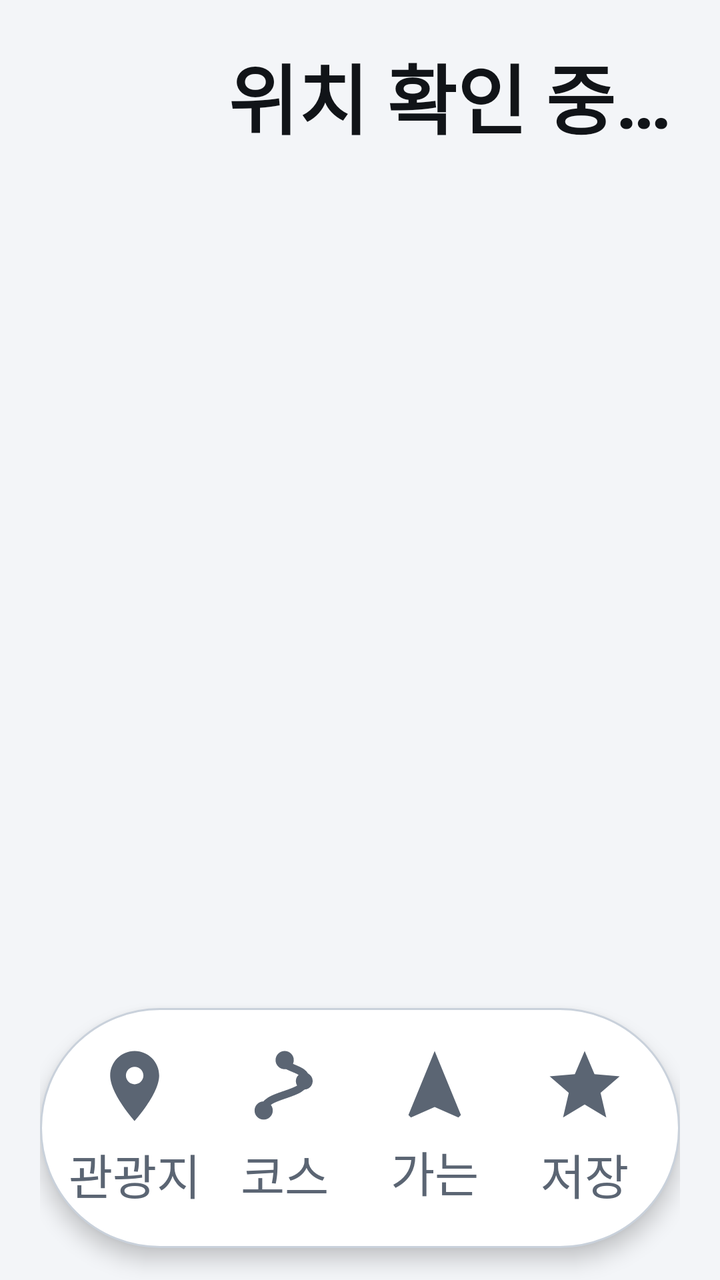
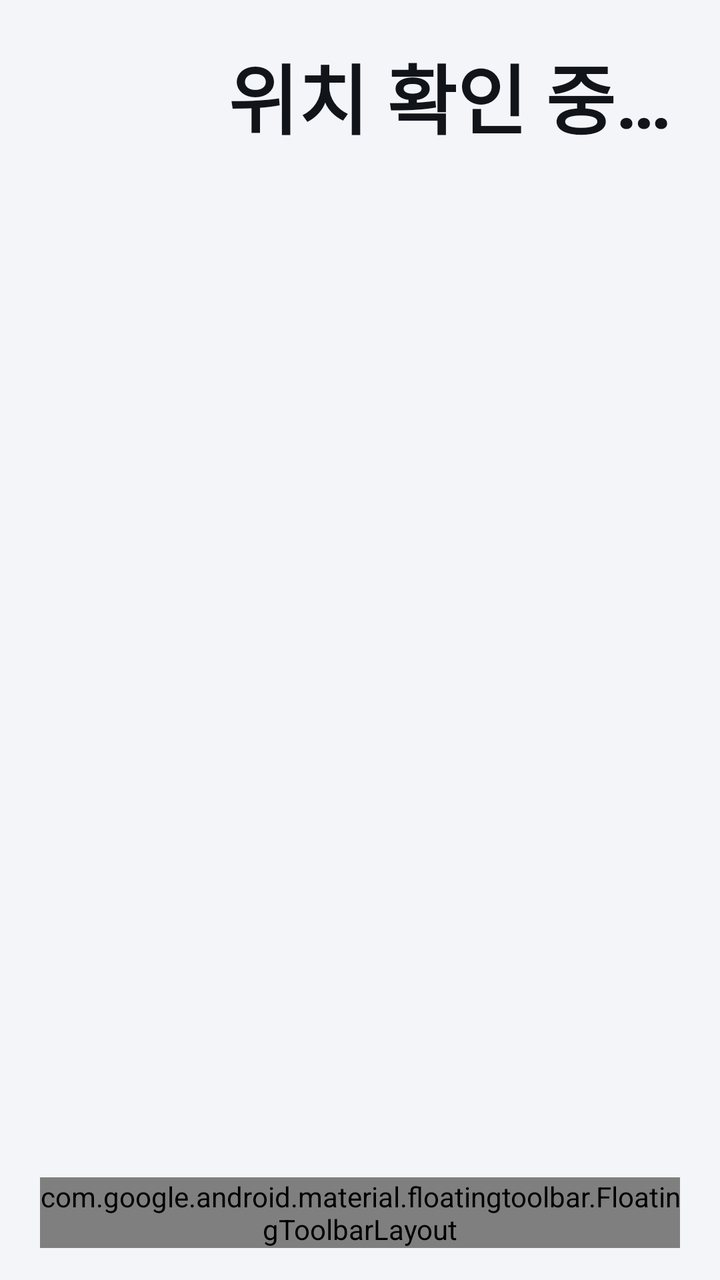

Screens rendered from an Android XML layout before and after an edit, with the pre-edit source and the edit as a unified diff.
<!-- AndroidManifest.xml: application theme AppTheme -->
<!-- res/layout/activity_main.xml -->
<?xml version="1.0" encoding="utf-8"?>
<LinearLayout xmlns:android="http://schemas.android.com/apk/res/android"
    android:layout_width="match_parent"
    android:layout_height="match_parent"
    android:background="@color/bg"
    android:orientation="vertical"
    android:paddingHorizontal="20dp"
    android:paddingTop="20dp">

    
    <LinearLayout
        android:layout_width="match_parent"
        android:layout_height="wrap_content"
        android:gravity="center_vertical"
        android:orientation="horizontal">

        <ImageView
            android:layout_width="76dp"
            android:layout_height="76dp"
            android:layout_marginEnd="18dp"
            android:importantForAccessibility="no"
            android:src="@mipmap/ic_launcher" />

        <LinearLayout
            android:layout_width="0dp"
            android:layout_height="wrap_content"
            android:layout_weight="1"
            android:orientation="vertical">

            <TextView
                android:id="@+id/regionText"
                android:layout_width="wrap_content"
                android:layout_height="wrap_content"
                android:text="위치 확인 중…"
                android:textColor="@color/text_primary"
                android:textSize="38sp"
                android:textStyle="bold" />

            <TextView
                android:id="@+id/statusText"
                android:layout_width="wrap_content"
                android:layout_height="wrap_content"
                android:layout_marginTop="4dp"
                android:maxLines="1"
                android:ellipsize="end"
                android:textColor="@color/text_secondary"
                android:textSize="26sp" />
        </LinearLayout>
    </LinearLayout>


    
    <FrameLayout
        android:layout_width="match_parent"
        android:layout_height="0dp"
        android:layout_marginTop="12dp"
        android:layout_weight="1">

        <ScrollView
            android:id="@+id/listScroll"
            android:layout_width="match_parent"
            android:layout_height="match_parent"
            android:clipToPadding="false"
            android:paddingBottom="148dp">

            <LinearLayout
                android:id="@+id/listContainer"
                android:layout_width="match_parent"
                android:layout_height="wrap_content"
                android:orientation="vertical" />
        </ScrollView>

        
        <LinearLayout
            android:id="@+id/tabBar"
            android:layout_width="match_parent"
            android:layout_height="120dp"
            android:layout_gravity="bottom"
            android:layout_marginBottom="16dp"
            android:background="@drawable/bottom_tab_bar_bg"
            android:elevation="6dp"
            android:orientation="horizontal"
            android:paddingHorizontal="10dp">

            <Button
                android:id="@+id/tabAttractions"
                style="?android:attr/borderlessButtonStyle"
                android:layout_width="0dp"
                android:layout_height="match_parent"
                android:layout_weight="1"
                android:layout_marginHorizontal="4dp"
                android:layout_marginVertical="10dp"
                android:background="@drawable/bottom_tab_bg"
                android:drawableTop="@drawable/tab_ic_place"
                android:drawablePadding="4dp"
                android:drawableTint="@color/tab_text"
                android:gravity="center"
                android:paddingVertical="8dp"
                android:stateListAnimator="@null"
                android:text="관광지"
                android:textAllCaps="false"
                android:textColor="@color/tab_text"
                android:textSize="24sp" />

            <Button
                android:id="@+id/tabCourses"
                style="?android:attr/borderlessButtonStyle"
                android:layout_width="0dp"
                android:layout_height="match_parent"
                android:layout_weight="1"
                android:layout_marginHorizontal="4dp"
                android:layout_marginVertical="10dp"
                android:background="@drawable/bottom_tab_bg"
                android:drawableTop="@drawable/tab_ic_course"
                android:drawablePadding="4dp"
                android:drawableTint="@color/tab_text"
                android:gravity="center"
                android:paddingVertical="8dp"
                android:stateListAnimator="@null"
                android:text="코스"
                android:textAllCaps="false"
                android:textColor="@color/tab_text"
                android:textSize="24sp" />

            <Button
                android:id="@+id/tabUpcoming"
                style="?android:attr/borderlessButtonStyle"
                android:layout_width="0dp"
                android:layout_height="match_parent"
                android:layout_weight="1"
                android:layout_marginHorizontal="4dp"
                android:layout_marginVertical="10dp"
                android:background="@drawable/bottom_tab_bg"
                android:drawableTop="@drawable/tab_ic_upcoming"
                android:drawablePadding="4dp"
                android:drawableTint="@color/tab_text"
                android:gravity="center"
                android:paddingVertical="8dp"
                android:stateListAnimator="@null"
                android:text="가는 길"
                android:textAllCaps="false"
                android:textColor="@color/tab_text"
                android:textSize="24sp" />

            <Button
                android:id="@+id/tabSaved"
                style="?android:attr/borderlessButtonStyle"
                android:layout_width="0dp"
                android:layout_height="match_parent"
                android:layout_weight="1"
                android:layout_marginHorizontal="4dp"
                android:layout_marginVertical="10dp"
                android:background="@drawable/bottom_tab_bg"
                android:drawableTop="@drawable/tab_ic_saved"
                android:drawablePadding="4dp"
                android:drawableTint="@color/tab_text"
                android:gravity="center"
                android:paddingVertical="8dp"
                android:stateListAnimator="@null"
                android:text="저장"
                android:textAllCaps="false"
                android:textColor="@color/tab_text"
                android:textSize="24sp" />
        </LinearLayout>
    </FrameLayout>
</LinearLayout>
<!-- resources referenced by this layout -->
<resources>
  <color name="bg">#F3F5F8</color>
  <color name="text_primary">#111418</color>
  <color name="text_secondary">#5B6573</color>
  <!-- drawable bottom_tab_bar_bg (drawable) -->
  <?xml version="1.0" encoding="utf-8"?>
  <shape xmlns:android="http://schemas.android.com/apk/res/android">
      <solid android:color="@color/surface" />
      <stroke
          android:width="1dp"
          android:color="@color/outline" />
      <corners android:radius="100dp" />
  </shape>
  <!-- drawable bottom_tab_bg (drawable) -->
  <?xml version="1.0" encoding="utf-8"?>
  <selector xmlns:android="http://schemas.android.com/apk/res/android">
      <item android:state_selected="true">
          <shape>
              <solid android:color="@color/surface_variant" />
              <corners android:radius="100dp" />
          </shape>
      </item>
      <item android:state_pressed="true">
          <shape>
              <solid android:color="@color/pressed" />
              <corners android:radius="100dp" />
          </shape>
      </item>
      <item android:drawable="@android:color/transparent" />
  </selector>
  <!-- drawable tab_ic_place (drawable) -->
  <?xml version="1.0" encoding="utf-8"?>
  <vector xmlns:android="http://schemas.android.com/apk/res/android"
      android:width="42dp"
      android:height="42dp"
      android:viewportWidth="24"
      android:viewportHeight="24">
      <path
          android:fillColor="#FFFFFFFF"
          android:pathData="M12,2C8.13,2 5,5.13 5,9c0,5.25 7,13 7,13s7,-7.75 7,-13c0,-3.87 -3.13,-7 -7,-7zM12,11.5c-1.38,0 -2.5,-1.12 -2.5,-2.5s1.12,-2.5 2.5,-2.5 2.5,1.12 2.5,2.5 -1.12,2.5 -2.5,2.5z" />
  </vector>
  <!-- drawable tab_ic_saved (drawable) -->
  <?xml version="1.0" encoding="utf-8"?>
  <vector xmlns:android="http://schemas.android.com/apk/res/android"
      android:width="42dp"
      android:height="42dp"
      android:viewportWidth="24"
      android:viewportHeight="24">
      <path
          android:fillColor="#FFFFFFFF"
          android:pathData="M12,17.27L18.18,21l-1.64,-7.03L22,9.24l-7.19,-0.61L12,2 9.19,8.63 2,9.24l5.46,4.73L5.82,21z" />
  </vector>
  <!-- drawable tab_ic_upcoming (drawable) -->
  <?xml version="1.0" encoding="utf-8"?>
  <vector xmlns:android="http://schemas.android.com/apk/res/android"
      android:width="42dp"
      android:height="42dp"
      android:viewportWidth="24"
      android:viewportHeight="24">
      <path
          android:fillColor="#FFFFFFFF"
          android:pathData="M12,2L4.5,20.29l0.71,0.71L12,18l6.79,3l0.71,-0.71z" />
  </vector>
  <!-- mipmap ic_launcher (mipmap-anydpi-v26) -->
  <?xml version="1.0" encoding="utf-8"?>
  <adaptive-icon xmlns:android="http://schemas.android.com/apk/res/android">
      <background android:drawable="@drawable/ic_launcher_background" />
      <foreground android:drawable="@drawable/ic_launcher_foreground" />
  </adaptive-icon>
  <style name="AppTheme" parent="@android:style/Theme.DeviceDefault.DayNight">
          <item name="android:windowActionBar">false</item>
          <item name="android:windowNoTitle">true</item>
          <item name="android:windowBackground">@color/bg</item>
          <item name="android:colorAccent">@color/accent</item>
      </style>
  <color name="surface">#FFFFFF</color>
  <color name="outline">#C9D1DB</color>
  <color name="surface_variant">#E3E8EE</color>
  <color name="pressed">#E3E8EE</color>
  <color name="accent">#5BA8F5</color>
  <!-- unchanged entries left out for length: 3 -->
</resources>

<!-- the commit's change to res/layout/activity_main.xml (unified diff, before → after) -->
@@ -1,5 +1,6 @@
 <?xml version="1.0" encoding="utf-8"?>
 <LinearLayout xmlns:android="http://schemas.android.com/apk/res/android"
+    xmlns:app="http://schemas.android.com/apk/res-auto"
     android:layout_width="match_parent"
     android:layout_height="match_parent"
     android:background="@color/bg"
@@ -71,96 +72,49 @@
         </ScrollView>
 
         
-        <LinearLayout
+        <com.google.android.material.floatingtoolbar.FloatingToolbarLayout
             android:id="@+id/tabBar"
-            android:layout_width="match_parent"
-            android:layout_height="120dp"
-            android:layout_gravity="bottom"
+            android:layout_width="wrap_content"
+            android:layout_height="wrap_content"
+            android:layout_gravity="bottom|center_horizontal"
             android:layout_marginBottom="16dp"
-            android:background="@drawable/bottom_tab_bar_bg"
-            android:elevation="6dp"
-            android:orientation="horizontal"
-            android:paddingHorizontal="10dp">
+            android:theme="@style/ThemeOverlay.DriveGuide.TabToolbar">
 
-            <Button
-                android:id="@+id/tabAttractions"
-                style="?android:attr/borderlessButtonStyle"
-                android:layout_width="0dp"
-                android:layout_height="match_parent"
-                android:layout_weight="1"
-                android:layout_marginHorizontal="4dp"
-                android:layout_marginVertical="10dp"
-                android:background="@drawable/bottom_tab_bg"
-                android:drawableTop="@drawable/tab_ic_place"
-                android:drawablePadding="4dp"
-                android:drawableTint="@color/tab_text"
-                android:gravity="center"
-                android:paddingVertical="8dp"
-                android:stateListAnimator="@null"
-                android:text="관광지"
-                android:textAllCaps="false"
-                android:textColor="@color/tab_text"
-                android:textSize="24sp" />
+            <LinearLayout
+                android:layout_width="wrap_content"
+                android:layout_height="116dp"
+                android:gravity="center_vertical"
+                android:orientation="horizontal"
+                android:padding="8dp">
 
-            <Button
-                android:id="@+id/tabCourses"
-                style="?android:attr/borderlessButtonStyle"
-                android:layout_width="0dp"
-                android:layout_height="match_parent"
-                android:layout_weight="1"
-                android:layout_marginHorizontal="4dp"
-                android:layout_marginVertical="10dp"
-                android:background="@drawable/bottom_tab_bg"
-                android:drawableTop="@drawable/tab_ic_course"
-                android:drawablePadding="4dp"
-                android:drawableTint="@color/tab_text"
-                android:gravity="center"
-                android:paddingVertical="8dp"
-                android:stateListAnimator="@null"
-                android:text="코스"
-                android:textAllCaps="false"
-                android:textColor="@color/tab_text"
-                android:textSize="24sp" />
+                <com.google.android.material.button.MaterialButton
+                    android:id="@+id/tabAttractions"
+                    style="@style/TabToolbarButton"
+                    android:text="관광지"
+                    android:textSize="28sp"
+                    app:icon="@drawable/tab_ic_place" />
 
-            <Button
-                android:id="@+id/tabUpcoming"
-                style="?android:attr/borderlessButtonStyle"
-                android:layout_width="0dp"
-                android:layout_height="match_parent"
-                android:layout_weight="1"
-                android:layout_marginHorizontal="4dp"
-                android:layout_marginVertical="10dp"
-                android:background="@drawable/bottom_tab_bg"
-                android:drawableTop="@drawable/tab_ic_upcoming"
-                android:drawablePadding="4dp"
-                android:drawableTint="@color/tab_text"
-                android:gravity="center"
-                android:paddingVertical="8dp"
-                android:stateListAnimator="@null"
-                android:text="가는 길"
-                android:textAllCaps="false"
-                android:textColor="@color/tab_text"
-                android:textSize="24sp" />
+                <com.google.android.material.button.MaterialButton
+                    android:id="@+id/tabCourses"
+                    style="@style/TabToolbarButton"
+                    android:text="코스"
+                    android:textSize="28sp"
+                    app:icon="@drawable/tab_ic_course" />
 
-            <Button
-                android:id="@+id/tabSaved"
-                style="?android:attr/borderlessButtonStyle"
-                android:layout_width="0dp"
-                android:layout_height="match_parent"
-                android:layout_weight="1"
-                android:layout_marginHorizontal="4dp"
-                android:layout_marginVertical="10dp"
-                android:background="@drawable/bottom_tab_bg"
-                android:drawableTop="@drawable/tab_ic_saved"
-                android:drawablePadding="4dp"
-                android:drawableTint="@color/tab_text"
-                android:gravity="center"
-                android:paddingVertical="8dp"
-                android:stateListAnimator="@null"
-                android:text="저장"
-                android:textAllCaps="false"
-                android:textColor="@color/tab_text"
-                android:textSize="24sp" />
-        </LinearLayout>
+                <com.google.android.material.button.MaterialButton
+                    android:id="@+id/tabUpcoming"
+                    style="@style/TabToolbarButton"
+                    android:text="가는 길"
+                    android:textSize="28sp"
+                    app:icon="@drawable/tab_ic_upcoming" />
+
+                <com.google.android.material.button.MaterialButton
+                    android:id="@+id/tabSaved"
+                    style="@style/TabToolbarButton"
+                    android:text="저장"
+                    android:textSize="28sp"
+                    app:icon="@drawable/tab_ic_saved" />
+            </LinearLayout>
+        </com.google.android.material.floatingtoolbar.FloatingToolbarLayout>
     </FrameLayout>
 </LinearLayout>
<!-- resource entries referenced after the edit -->
@@ -3,32 +3,6 @@
   <color name="bg">#F3F5F8</color>
   <color name="text_primary">#111418</color>
   <color name="text_secondary">#5B6573</color>
-  <!-- drawable bottom_tab_bar_bg (drawable) -->
-  <?xml version="1.0" encoding="utf-8"?>
-  <shape xmlns:android="http://schemas.android.com/apk/res/android">
-      <solid android:color="@color/surface" />
-      <stroke
-          android:width="1dp"
-          android:color="@color/outline" />
-      <corners android:radius="100dp" />
-  </shape>
-  <!-- drawable bottom_tab_bg (drawable) -->
-  <?xml version="1.0" encoding="utf-8"?>
-  <selector xmlns:android="http://schemas.android.com/apk/res/android">
-      <item android:state_selected="true">
-          <shape>
-              <solid android:color="@color/surface_variant" />
-              <corners android:radius="100dp" />
-          </shape>
-      </item>
-      <item android:state_pressed="true">
-          <shape>
-              <solid android:color="@color/pressed" />
-              <corners android:radius="100dp" />
-          </shape>
-      </item>
-      <item android:drawable="@android:color/transparent" />
-  </selector>
   <!-- drawable tab_ic_place (drawable) -->
   <?xml version="1.0" encoding="utf-8"?>
   <vector xmlns:android="http://schemas.android.com/apk/res/android"
@@ -68,6 +42,32 @@
       <background android:drawable="@drawable/ic_launcher_background" />
       <foreground android:drawable="@drawable/ic_launcher_foreground" />
   </adaptive-icon>
+  <style name="TabToolbarButton" parent="Widget.Material3.Button.TextButton">
+          <item name="android:layout_width">wrap_content</item>
+          <item name="android:layout_height">match_parent</item>
+          <item name="android:insetTop">0dp</item>
+          <item name="android:insetBottom">0dp</item>
+          
+          <item name="android:paddingLeft">36dp</item>
+          <item name="android:paddingRight">36dp</item>
+          <item name="android:textAllCaps">false</item>
+          <item name="android:textColor">@color/tab_text</item>
+          <item name="android:textStyle">bold</item>
+          <item name="backgroundTint">@color/tab_pill_bg</item>
+          <item name="iconTint">@color/tab_text</item>
+          <item name="iconSize">44dp</item>
+          <item name="iconPadding">14dp</item>
+          <item name="rippleColor">@color/pressed</item>
+          <item name="shapeAppearance">@style/ShapeAppearance.Material3.Corner.Full</item>
+      </style>
+  <style name="ThemeOverlay.DriveGuide.TabToolbar" parent="Theme.Material3.DayNight.NoActionBar">
+          <item name="colorSurfaceContainer">@color/surface</item>
+          <item name="colorSecondaryContainer">@color/surface_variant</item>
+          <item name="colorOnSecondaryContainer">@color/text_primary</item>
+          <item name="colorOnSurface">@color/text_primary</item>
+          <item name="colorOnSurfaceVariant">@color/text_secondary</item>
+          <item name="colorPrimary">@color/text_primary</item>
+      </style>
   <style name="AppTheme" parent="@android:style/Theme.DeviceDefault.DayNight">
           <item name="android:windowActionBar">false</item>
           <item name="android:windowNoTitle">true</item>
@@ -75,7 +75,6 @@
           <item name="android:colorAccent">@color/accent</item>
       </style>
   <color name="surface">#FFFFFF</color>
-  <color name="outline">#C9D1DB</color>
   <color name="surface_variant">#E3E8EE</color>
   <color name="pressed">#E3E8EE</color>
   <color name="accent">#5BA8F5</color>
